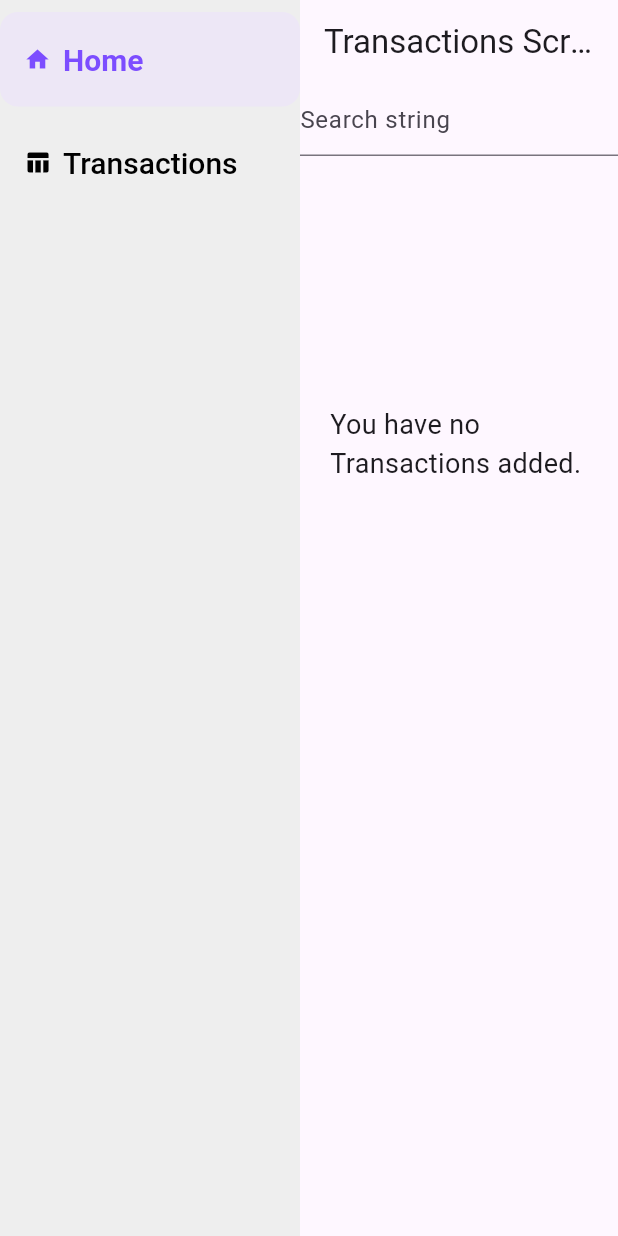
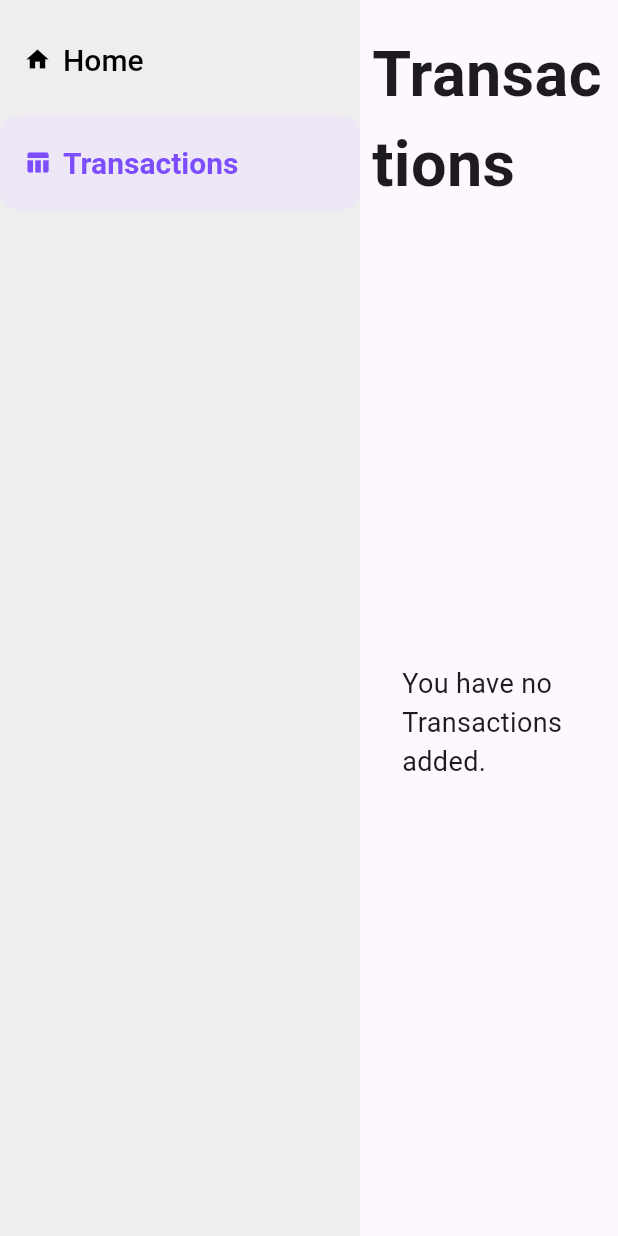
Before and after one commit to Nicholaskl/flasking_around, a Flutter app: the TransactionsPage screen opened by its route, on a phone screen of 412 x 824 dp. Run offline on Flutter 3.47's test engine with Material 3 defaults, Android fonts, the phone set to English and light mode, and no system bars; our stand-ins replace go_router; missing offline and left inert: fluent_ui, flutter_acrylic, pluto_grid, system_theme, window_manager; network calls fail; statements that could not run were skipped.

Commit message:
Page theming

```diff
--- a/flutter_flasking_around/lib/main.dart
+++ b/flutter_flasking_around/lib/main.dart
@@ -11,9 +11,10 @@ import 'package:system_theme/system_theme.dart';
 import 'package:url_launcher/link.dart';
 import 'package:window_manager/window_manager.dart';
 
-import 'theme.dart';
+import 'package:flutter_flasking_around/theme.dart';
 
 const String appTitle = 'Nickyyy';
+final _appTheme = AppTheme();
 
 /// Checks if the current environment is a desktop environment.
 bool get isDesktop {
@@ -55,8 +56,6 @@ void main() async {
 
   runApp(const MyApp());
 }
-
-final _appTheme = AppTheme();
 
 class MyApp extends StatelessWidget {
   const MyApp({super.key});
@@ -170,7 +169,7 @@ class _MyHomePageState extends State<MyHomePage> with WindowListener {
         children: [
           ConstrainedBox(
             constraints: BoxConstraints(
-              maxWidth: 200),
+              maxWidth: 240),
             child: NavDrawer()
           ),
           Flexible(
@@ -200,6 +199,10 @@ class _NavDrawerState extends State<NavDrawer> {
 
   @override
   Widget build(BuildContext context) {
+    // Set the current route as a nav bar selection
+    setState(() {
+      _selected= (GoRouter.of(context).routeInformationProvider.value.uri).toString();
+    });
     return Container(
         color: Colors.grey[200],
         child: Column(
--- a/flutter_flasking_around/lib/screens/transactions_page.dart
+++ b/flutter_flasking_around/lib/screens/transactions_page.dart
@@ -3,6 +3,9 @@ import 'package:flutter_flasking_around/providers/transaction_provider.dart';
 import 'package:flutter_flasking_around/widgets/transactions.dart';
 import 'package:provider/provider.dart';
 import 'package:url_launcher/link.dart';
+import 'package:flutter_flasking_around/theme.dart';
+
+final _appTheme = AppTheme();
 
 class TransactionsPage extends StatefulWidget {
   const TransactionsPage({super.key});
@@ -23,31 +26,22 @@ class _TransactionsPageState extends State<TransactionsPage> {
 
     TransactionsWidget table = TransactionsWidget();
 
-    return Scaffold(
-      appBar: AppBar(
-        title: const Text('Transactions Screen'),
+    return Container(
+      padding: _appTheme.screenPadding,
+      child: Column(
+        children: [
+            Align(
+              alignment: Alignment.centerLeft,
+              child: Text(
+                "Transactions",
+                style: _appTheme.pageHeading,
+                textAlign: TextAlign.left,
+              )
+            ),
+            Flexible(child: table),
+          ],
       ),
-      body: Column(
-        children: [
-          Flexible(child: TextField(
-            decoration: const InputDecoration(
-              hintText: "Search string",
-            ),
-            onSubmitted: (String newText) {
-              if (newText.isNotEmpty) {
-                print("text");
-              }
-            }
-            ),
-          ),
-          Flexible(child: table),
-        ],
-      )
     );
-  }
-
-  void Test(String value){
-    print(value);
   }
 }
 
--- a/flutter_flasking_around/lib/theme.dart
+++ b/flutter_flasking_around/lib/theme.dart
@@ -14,6 +14,8 @@ class AppTheme extends ChangeNotifier {
   TextDirection textDirection = TextDirection.ltr;
   WindowEffect windowEffect = WindowEffect.disabled;
 
+  EdgeInsets screenPadding = const EdgeInsets.only(left: 8, right: 8, top: 20);
+
   TextStyle menuFont = const TextStyle(
     fontSize: 20,
     fontWeight: FontWeight.w500
@@ -24,6 +26,12 @@ class AppTheme extends ChangeNotifier {
     fontWeight: FontWeight.w600
   );
 
+  TextStyle pageHeading = const TextStyle(
+    fontSize: 42,
+    fontWeight: FontWeight.bold,
+
+  );
+
   Locale? _locale;
   Locale? get locale => _locale;
   set locale(Locale? locale) {
```
